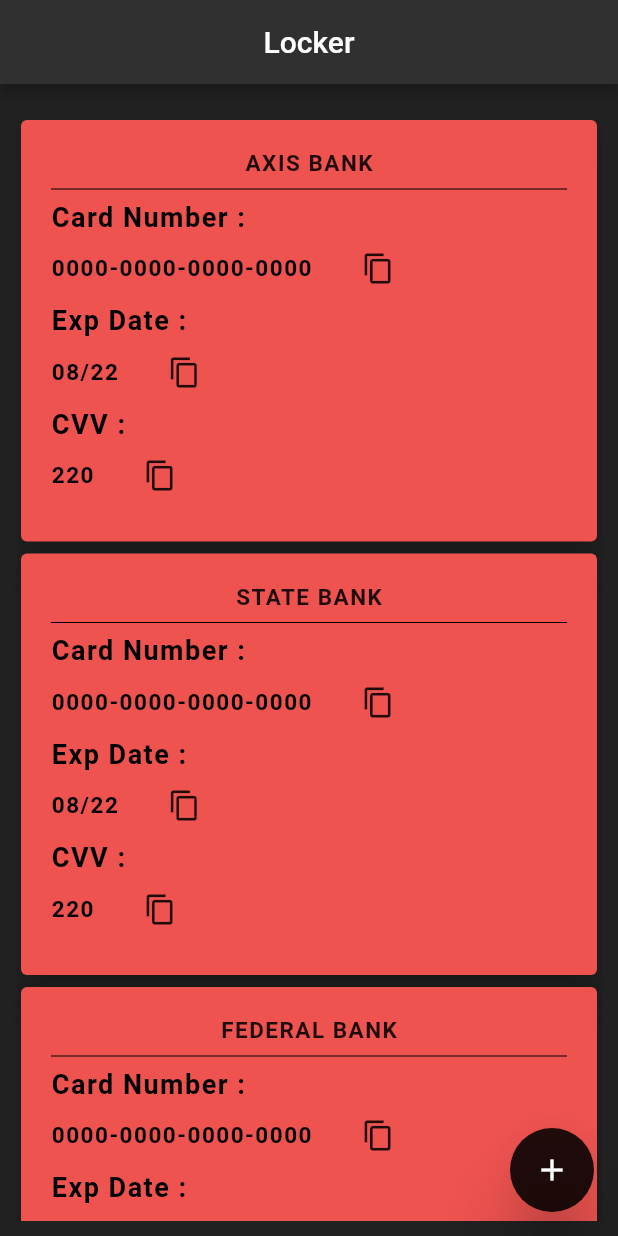
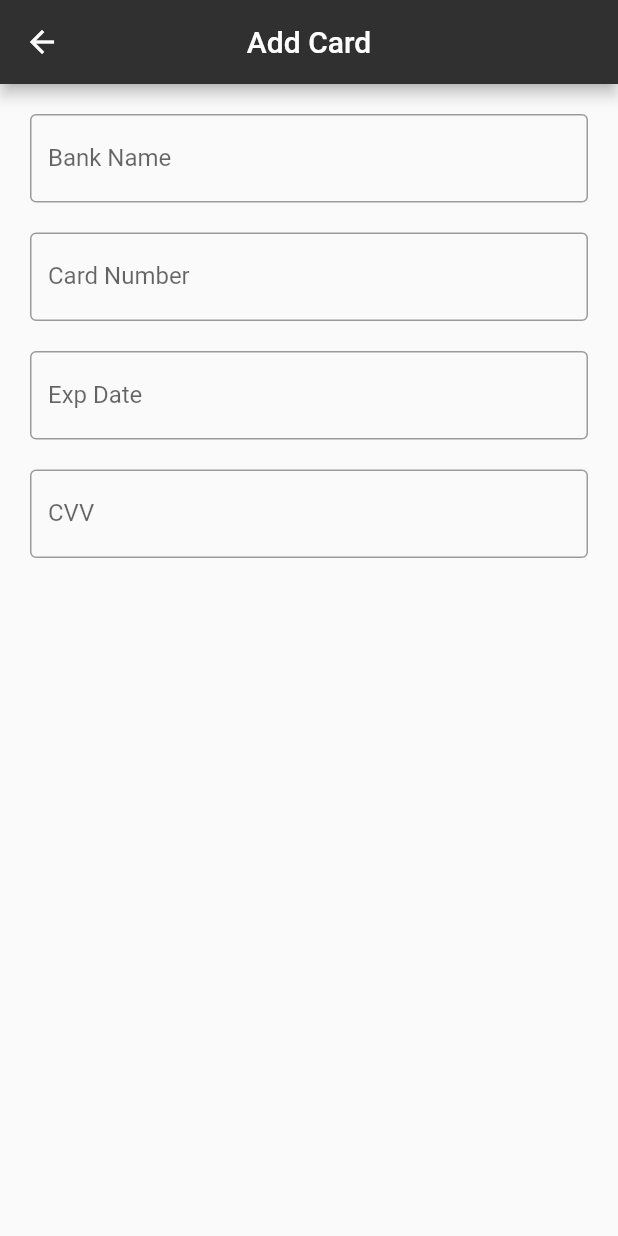
Before and after one commit to vishnu-vr/flutter_sample, a Flutter app: the screen it shows after launch, after a tap on the "add" icon, on a phone screen of 412 x 824 dp. Run offline on Flutter 3.47's test engine with Material 2 defaults, Android fonts, the phone set to English and light mode, and no system bars; missing offline and left inert: clipboard_manager.

Commit message:
add card page and navigator

```diff
--- /dev/null
+++ b/lib/add_card.dart
@@ -0,0 +1,50 @@
+import 'package:flutter/material.dart';
+
+class Add extends StatelessWidget {
+  @override
+  Widget build(BuildContext context) {
+    return Scaffold(
+      appBar: AppBar(
+        backgroundColor: Colors.grey[850],
+        title: Text("Add Card"),
+        centerTitle: true,
+      ),
+      // backgroundColor: Colors.grey[900],
+      body: Padding(
+        padding: EdgeInsets.fromLTRB(20.0, 20.0, 20.0, 10.0),
+        child: Column(
+          children: [
+            InpBox("Bank Name"),
+            InpBox("Card Number"),
+            InpBox("Exp Date"),
+            InpBox("CVV"),
+          ],
+        ),
+      ),
+    );
+  }
+}
+
+class InpBox extends StatelessWidget {
+  final String label;
+  InpBox(this.label);
+
+  @override
+  Widget build(BuildContext context) {
+    return Container(
+      child: Column(
+        children: [
+          TextFormField(
+            // obscureText: true,
+            decoration: InputDecoration(
+              fillColor: Colors.black,
+              border: OutlineInputBorder(),
+              labelText: this.label,
+            ),
+          ),
+          SizedBox(height: 20.0),
+        ],
+      ),
+    );
+  }
+}
--- /dev/null
+++ b/lib/home.dart
@@ -0,0 +1,171 @@
+import 'package:flutter/material.dart';
+import 'package:clipboard_manager/clipboard_manager.dart';
+
+class Home extends StatefulWidget {
+  @override
+  _HomeState createState() => _HomeState();
+}
+
+class _HomeState extends State<Home> {
+  final List<Map> atmCardList = [
+    {
+      "bank_name": "Axis Bank",
+      "card_number": "0000-0000-0000-0000",
+      "exp_date": "08/22",
+      "cvv": "220"
+    },
+    {
+      "bank_name": "State Bank",
+      "card_number": "0000-0000-0000-0000",
+      "exp_date": "08/22",
+      "cvv": "220"
+    },
+    {
+      "bank_name": "Federal Bank",
+      "card_number": "0000-0000-0000-0000",
+      "exp_date": "08/22",
+      "cvv": "220"
+    },
+  ];
+
+  void addNewCard(
+    String bankName,
+    String cardNumber,
+    String expDate,
+    String cvv,
+  ) {
+    setState(() {
+      atmCardList.add({
+        "bank_name": bankName,
+        "card_number": cardNumber,
+        "exp_date": expDate,
+        "cvv": cvv,
+      });
+    });
+  }
+
+  @override
+  Widget build(BuildContext context) {
+    return Scaffold(
+      appBar: AppBar(
+        backgroundColor: Colors.grey[850],
+        title: Text("Locker"),
+        centerTitle: true,
+      ),
+      backgroundColor: Colors.grey[900],
+      body: Padding(
+        padding: EdgeInsets.fromLTRB(10.0, 20.0, 10.0, 10.0),
+        child: ListView(
+          children: this
+              .atmCardList
+              .map((e) => AtmCard(
+                  e["bank_name"], e["card_number"], e["exp_date"], e["cvv"]))
+              .toList(),
+        ),
+      ),
+      floatingActionButton: FloatingActionButton(
+        onPressed: () => Navigator.pushNamed(context, "/add_card"),
+        child: Icon(Icons.add),
+        backgroundColor: Colors.black87,
+        elevation: 20.0,
+      ),
+    );
+  }
+}
+
+class AtmCard extends StatelessWidget {
+  final String bankName;
+  final String cardNumber;
+  final String expDate;
+  final String cvv;
+  AtmCard(this.bankName, this.cardNumber, this.expDate, this.cvv);
+
+  @override
+  Widget build(BuildContext context) {
+    return Card(
+      shadowColor: Colors.black,
+      elevation: 10.0,
+      color: Colors.white,
+      child: Padding(
+        padding: EdgeInsets.all(20.0),
+        child: Center(
+          child: Column(
+            // crossAxisAlignment: CrossAxisAlignment.start,
+            children: [
+              Text(
+                this.bankName.toUpperCase(),
+                style: TextStyle(
+                  letterSpacing: 1.0,
+                  fontWeight: FontWeight.bold,
+                  fontSize: 15.0,
+                  color: Colors.black87,
+                ),
+              ),
+              Divider(color: Colors.black),
+              AtmCardInsideInfo("Card Number", this.cardNumber),
+              AtmCardInsideInfo("Exp Date", this.expDate),
+              AtmCardInsideInfo("CVV", this.cvv),
+            ],
+          ),
+        ),
+      ),
+    );
+  }
+}
+
+// ignore: must_be_immutable
+class AtmCardInsideInfo extends StatelessWidget {
+  final String holderName;
+  final String holderInfo;
+  AtmCardInsideInfo(this.holderName, this.holderInfo);
+  @override
+  Widget build(BuildContext context) {
+    return Container(
+      child: Column(
+        crossAxisAlignment: CrossAxisAlignment.start,
+        children: [
+          Text(
+            this.holderName + " :",
+            style: TextStyle(
+              letterSpacing: 1.0,
+              fontWeight: FontWeight.bold,
+              fontSize: 18.0,
+              color: Colors.black,
+            ),
+          ),
+          // SizedBox(height: 1.0),
+          Row(
+            mainAxisAlignment: MainAxisAlignment.start,
+            children: [
+              Text(
+                this.holderInfo,
+                style: TextStyle(
+                  letterSpacing: 1.0,
+                  fontWeight: FontWeight.bold,
+                  fontSize: 15.0,
+                  color: Colors.black,
+                ),
+              ),
+              FlatButton(
+                onPressed: () => {
+                  ClipboardManager.copyToClipBoard(this.holderInfo)
+                      .then((result) {
+                    final snackBar = SnackBar(
+                      content: Text('Copied to Clipboard'),
+                      // action: SnackBarAction(
+                      //   label: 'Undo',
+                      //   onPressed: () {},
+                      // ),
+                    );
+                    Scaffold.of(context).showSnackBar(snackBar);
+                  })
+                },
+                child: Icon(Icons.content_copy, size: 22.0),
+              )
+            ],
+          ),
+        ],
+      ),
+    );
+  }
+}
--- a/lib/main.dart
+++ b/lib/main.dart
@@ -1,5 +1,6 @@
 import 'package:flutter/material.dart';
-import 'package:clipboard_manager/clipboard_manager.dart';
+import 'package:sample/home.dart';
+import 'package:sample/add_card.dart';
 
 void main() => runApp(MyApp());
 
@@ -8,177 +9,13 @@ class MyApp extends StatelessWidget {
   @override
   Widget build(BuildContext context) {
     return MaterialApp(
-      home: Home(),
+      // home: SafeArea(child: Home()),
+      initialRoute: '/',
+      routes: {
+        '/': (context) => Home(),
+        '/add_card': (context) => Add(),
+      },
+      // home: SafeArea(child: Add()),
     );
   }
 }
-
-class Home extends StatefulWidget {
-  @override
-  _HomeState createState() => _HomeState();
-}
-
-class _HomeState extends State<Home> {
-  final List<Map> atmCardList = [
-    {
-      "bank_name": "Axis Bank",
-      "card_number": "0000-0000-0000-0000",
-      "exp_date": "08/22",
-      "cvv": "220"
-    },
-    {
-      "bank_name": "State Bank",
-      "card_number": "0000-0000-0000-0000",
-      "exp_date": "08/22",
-      "cvv": "220"
-    },
-    {
-      "bank_name": "Federal Bank",
-      "card_number": "0000-0000-0000-0000",
-      "exp_date": "08/22",
-      "cvv": "220"
-    },
-  ];
-
-  void addNewCard(
-    String bankName,
-    String cardNumber,
-    String expDate,
-    String cvv,
-  ) {
-    setState(() {
-      atmCardList.add({
-        "bank_name": bankName,
-        "card_number": cardNumber,
-        "exp_date": expDate,
-        "cvv": cvv,
-      });
-    });
-  }
-
-  @override
-  Widget build(BuildContext context) {
-    return Scaffold(
-      appBar: AppBar(
-        backgroundColor: Colors.grey[850],
-        title: Text("Locker"),
-        centerTitle: true,
-      ),
-      backgroundColor: Colors.grey[900],
-      body: Padding(
-        padding: EdgeInsets.fromLTRB(10.0, 20.0, 10.0, 10.0),
-        child: ListView(
-          children: this
-              .atmCardList
-              .map((e) => AtmCard(
-                  e["bank_name"], e["card_number"], e["exp_date"], e["cvv"]))
-              .toList(),
-        ),
-      ),
-      floatingActionButton: FloatingActionButton(
-        onPressed: () =>
-            {this.addNewCard("bankName", "cardNumber", "expDate", "cvv")},
-        child: Icon(Icons.add),
-        backgroundColor: Colors.black87,
-        elevation: 20.0,
-      ),
-    );
-  }
-}
-
-class AtmCard extends StatelessWidget {
-  final String bankName;
-  final String cardNumber;
-  final String expDate;
-  final String cvv;
-  AtmCard(this.bankName, this.cardNumber, this.expDate, this.cvv);
-
-  @override
-  Widget build(BuildContext context) {
-    return Card(
-      shadowColor: Colors.black,
-      elevation: 10.0,
-      color: Colors.red[400],
-      child: Padding(
-        padding: EdgeInsets.all(20.0),
-        child: Center(
-          child: Column(
-            // crossAxisAlignment: CrossAxisAlignment.start,
-            children: [
-              Text(
-                this.bankName.toUpperCase(),
-                style: TextStyle(
-                  letterSpacing: 1.0,
-                  fontWeight: FontWeight.bold,
-                  fontSize: 15.0,
-                  color: Colors.black87,
-                ),
-              ),
-              Divider(color: Colors.black),
-              AtmCardInsideInfo("Card Number", this.cardNumber),
-              AtmCardInsideInfo("Exp Date", this.expDate),
-              AtmCardInsideInfo("CVV", this.cvv),
-            ],
-          ),
-        ),
-      ),
-    );
-  }
-}
-
-// ignore: must_be_immutable
-class AtmCardInsideInfo extends StatelessWidget {
-  final String holderName;
-  final String holderInfo;
-  AtmCardInsideInfo(this.holderName, this.holderInfo);
-  @override
-  Widget build(BuildContext context) {
-    return Container(
-      child: Column(
-        crossAxisAlignment: CrossAxisAlignment.start,
-        children: [
-          Text(
-            this.holderName + " :",
-            style: TextStyle(
-              letterSpacing: 1.0,
-              fontWeight: FontWeight.bold,
-              fontSize: 18.0,
-              color: Colors.black,
-            ),
-          ),
-          // SizedBox(height: 1.0),
-          Row(
-            mainAxisAlignment: MainAxisAlignment.start,
-            children: [
-              Text(
-                this.holderInfo,
-                style: TextStyle(
-                  letterSpacing: 1.0,
-                  fontWeight: FontWeight.bold,
-                  fontSize: 15.0,
-                  color: Colors.black,
-                ),
-              ),
-              FlatButton(
-                onPressed: () => {
-                  ClipboardManager.copyToClipBoard(this.holderInfo)
-                      .then((result) {
-                    final snackBar = SnackBar(
-                      content: Text('Copied to Clipboard'),
-                      // action: SnackBarAction(
-                      //   label: 'Undo',
-                      //   onPressed: () {},
-                      // ),
-                    );
-                    Scaffold.of(context).showSnackBar(snackBar);
-                  })
-                },
-                child: Icon(Icons.content_copy, size: 22.0),
-              )
-            ],
-          ),
-        ],
-      ),
-    );
-  }
-}
```
